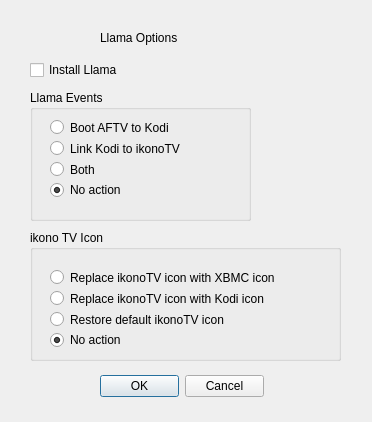
kbrack1/adbFire, file llamadialog.ui: the form before one commit.
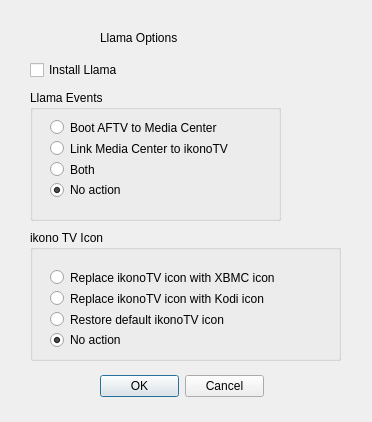
The form after the commit.

```diff
--- a/llamadialog.ui
+++ b/llamadialog.ui
@@ -31,7 +31,7 @@
     <rect>
      <x>30</x>
      <y>90</y>
-     <width>221</width>
+     <width>251</width>
      <height>131</height>
     </rect>
    </property>
@@ -43,7 +43,7 @@
      <rect>
       <x>20</x>
       <y>30</y>
-      <width>178</width>
+      <width>209</width>
       <height>77</height>
      </rect>
     </property>
@@ -54,7 +54,7 @@
         <string>&lt;html&gt;&lt;head/&gt;&lt;body&gt;&lt;p&gt;When the AFTV boots, XBMC automatically starts.&lt;/p&gt;&lt;/body&gt;&lt;/html&gt;</string>
        </property>
        <property name="text">
-        <string>Boot AFTV to Kodi</string>
+        <string>Boot AFTV to Media Center</string>
        </property>
        <property name="checked">
         <bool>false</bool>
@@ -67,7 +67,7 @@
         <string>&lt;html&gt;&lt;head/&gt;&lt;body&gt;&lt;p&gt;When Classic TV is launched, XBMC starts.&lt;/p&gt;&lt;/body&gt;&lt;/html&gt;</string>
        </property>
        <property name="text">
-        <string>Link Kodi to ikonoTV</string>
+        <string>Link Media Center to ikonoTV</string>
        </property>
        <property name="checked">
         <bool>false</bool>
```
